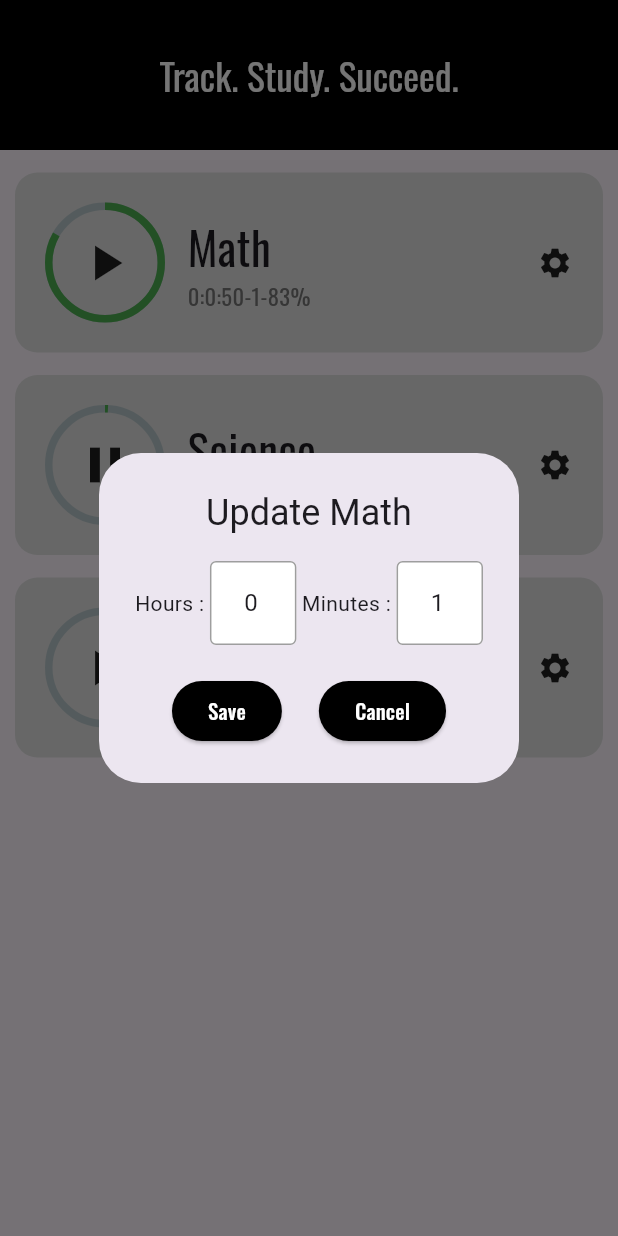
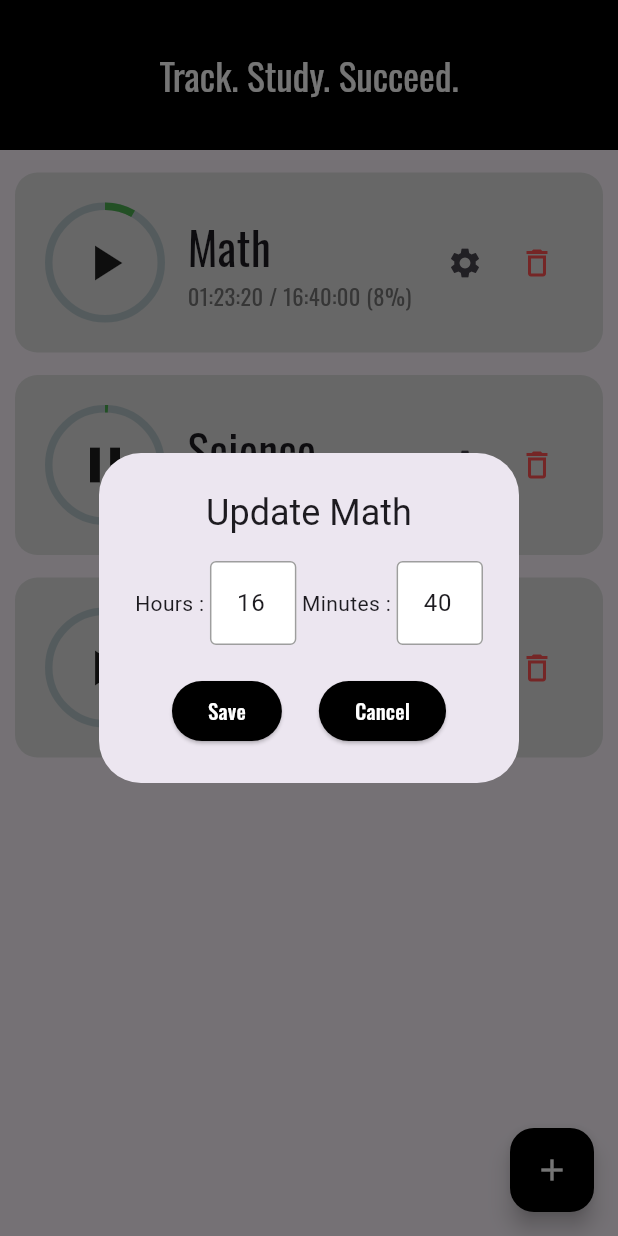
Before and after one commit to MostafaL2003/study_tracker_app, a Flutter app: the HomeScreen screen opened by its route, after a tap on the "settings" icon, on a phone screen of 412 x 824 dp. Run offline on Flutter 3.47's test engine with Material 3 defaults, Android fonts, the phone set to English and light mode, and no system bars; drawn by our look-alikes of percent_indicator.

Commit message:
Finished Functionality of the Application

```diff
--- a/lib/util/settingstextfield.dart
+++ b/lib/util/settingstextfield.dart
@@ -2,9 +2,10 @@ import 'package:flutter/material.dart';
 import 'package:flutter/services.dart';
 
 class InputTextField extends StatelessWidget {
-  const InputTextField({super.key, this.controller});
+  const InputTextField({super.key, this.controller, required this.label});
 
   final controller;
+  final String? label;
 
   @override
   Widget build(BuildContext context) {
@@ -13,7 +14,8 @@ class InputTextField extends StatelessWidget {
       textAlign: TextAlign.center,
       keyboardType: TextInputType.number,
       inputFormatters: [FilteringTextInputFormatter.digitsOnly],
-      decoration: const InputDecoration(
+      decoration:  InputDecoration(
+        labelText: label,
         fillColor: Colors.white,
         filled: true,
         enabledBorder: OutlineInputBorder(
--- a/lib/util/track_tile.dart
+++ b/lib/util/track_tile.dart
@@ -5,6 +5,7 @@ class TrackTile extends StatelessWidget {
   final String subjectName;
   final VoidCallback onTap;
   final VoidCallback settingsTap;
+  final VoidCallback deleteTap;
   final int timeSpent;
   final int timeGoal;
   final bool timerStart;
@@ -17,24 +18,20 @@ class TrackTile extends StatelessWidget {
     required this.timeSpent,
     required this.timeGoal,
     required this.timerStart,
+    required this.deleteTap,
   });
 
-  String minToSec(int totalSeconds) {
-    String secs = (totalSeconds % 60).toString();
-    String mins = (totalSeconds / 60).toStringAsFixed(4);
-    String hours = (totalSeconds / 60 / 60).toStringAsFixed(4);
+  // ✅ Proper time formatter: returns hh:mm:ss
+  String formatTime(int totalSeconds) {
+    int hours = totalSeconds ~/ 3600;
+    int minutes = (totalSeconds % 3600) ~/ 60;
+    int seconds = totalSeconds % 60;
 
-    if (secs.length == 1) {
-      secs = "0$secs";
-    }
-    if (hours[1] == '.') {
-      hours = hours.substring(0, 1);
-    }
-    if (mins[1] == '.') {
-      mins = mins.substring(0, 1);
-    }
+    String h = hours.toString().padLeft(2, '0');
+    String m = minutes.toString().padLeft(2, '0');
+    String s = seconds.toString().padLeft(2, '0');
 
-    return "$hours:$mins:$secs";
+    return "$h:$m:$s";
   }
 
   double percentCompleted() {
@@ -52,10 +49,8 @@ class TrackTile extends StatelessWidget {
           borderRadius: BorderRadius.circular(15),
         ),
         child: Row(
-          mainAxisAlignment: MainAxisAlignment.spaceBetween,
           children: [
-            Row(
-              children: [
+            // 👇 Timer button with progress
             GestureDetector(
               onTap: onTap,
               child: CircularPercentIndicator(
@@ -69,16 +64,17 @@ class TrackTile extends StatelessWidget {
               ),
             ),
             SizedBox(width: 15),
+
+            // 👇 Subject and time text
             Column(
               crossAxisAlignment: CrossAxisAlignment.start,
-                  mainAxisAlignment: MainAxisAlignment.spaceBetween,
               children: [
                 Text(
                   subjectName,
                   style: TextStyle(fontSize: 30, fontFamily: "Oswald"),
                 ),
                 Text(
-                      "${minToSec(timeSpent)}-$timeGoal-${(percentCompleted() * 100).toStringAsFixed(0)}%",
+                  "${formatTime(timeSpent)} / ${formatTime(timeGoal * 60)} (${(percentCompleted() * 100).toStringAsFixed(0)}%)",
                   style: TextStyle(
                     color: Colors.grey[600],
                     fontSize: 15,
@@ -87,10 +83,21 @@ class TrackTile extends StatelessWidget {
                 ),
               ],
             ),
+
+            Spacer(),
+
+            // 👇 Icons: settings and delete (basket style)
+            Row(
+              children: [
+                IconButton(onPressed: settingsTap, icon: Icon(Icons.settings)),
+                IconButton(
+                  onPressed: deleteTap,
+                  icon: Icon(Icons.delete_outline),
+                  tooltip: "Delete",
+                  color: Colors.redAccent,
+                ),
               ],
             ),
-
-            GestureDetector(onTap: settingsTap, child: Icon(Icons.settings)),
           ],
         ),
       ),
```
Also changed, not shown: lib/screens/home_screen.dart (+147 -3 lines). Lines whose indentation alone changed are shown as unchanged.
